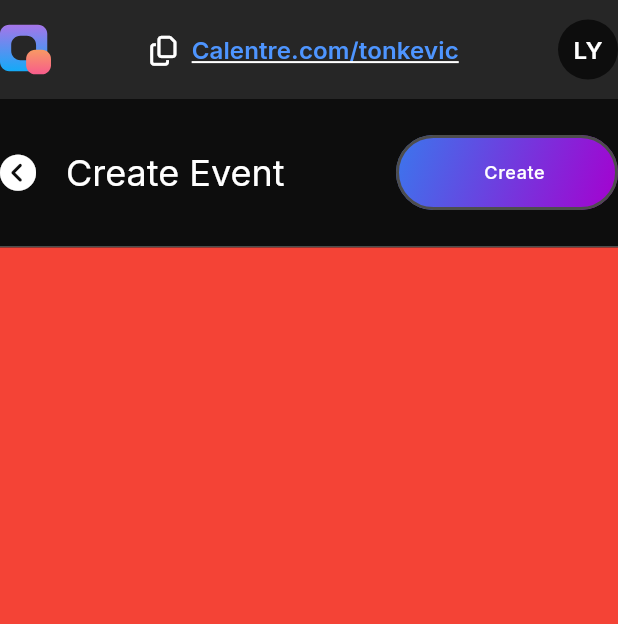
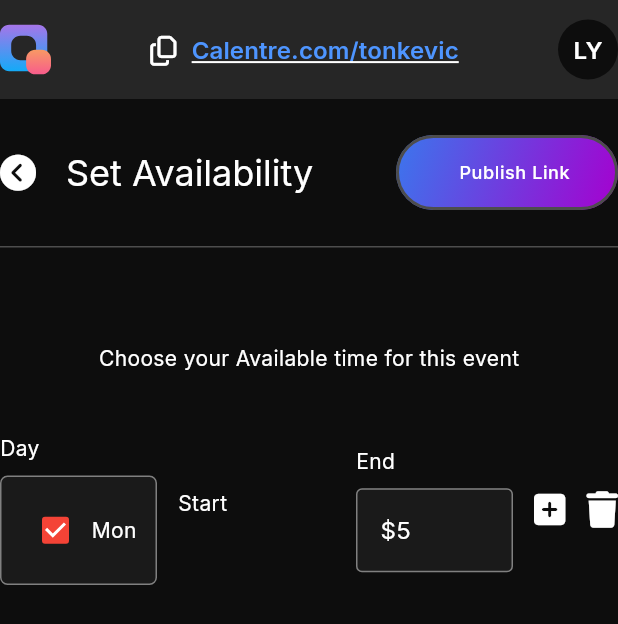
Before and after one commit to Calentre/calentre, a Flutter app: the SetAvailabilityView screen opened by its route, on a phone screen of 412 x 824 dp. Shown: the top 624 px of the screen. Run offline on Flutter 3.47's test engine with Material 2 defaults, Android fonts, the phone set to English and light mode, and no system bars; our stand-ins replace equatable, flutter_bloc, flutter_svg, font_awesome_flutter, go_router, google_fonts.

Commit message:
chore: add checkbox to Day column

```diff
--- a/lib/app/create_events/presentation/widget/form_fields.dart
+++ b/lib/app/create_events/presentation/widget/form_fields.dart
@@ -161,9 +161,6 @@ class _CreateEventFormFieldsState extends State<CreateEventFormFields> {
                   builder: (context, state) {
                 debugPrint("Event type rebuild");
                 debugPrint('$state');
-                print(BlocProvider.of<EventTypeDropDownBloc>(
-                  context,
-                ).dropDownValue);
                 var bloc = (BlocProvider.of<EventTypeDropDownBloc>(
                   context,
                 ));
--- a/lib/app/set_availability/presentation/set_availability_view.dart
+++ b/lib/app/set_availability/presentation/set_availability_view.dart
@@ -1,6 +1,7 @@
+import 'package:calentre/app/create_events/presentation/widget/event_type_drop_down.dart';
+import 'package:calentre/app/create_events/presentation/widget/platform_drop_down.dart';
 import 'package:calentre/config/constraints/constraints.dart';
 import 'package:calentre/config/extensions/spacing.dart';
-import 'package:calentre/config/routes/routes.dart';
 import 'package:calentre/config/theme/colors.dart';
 import 'package:calentre/shared/button.dart';
 import 'package:calentre/shared/navbar.dart';
@@ -10,6 +11,18 @@ import 'package:go_router/go_router.dart';
 
 class SetAvailabilityView extends StatelessWidget {
   const SetAvailabilityView({super.key});
+
+  Color getColor(Set<MaterialState> states) {
+    const Set<MaterialState> interactiveStates = <MaterialState>{
+      MaterialState.pressed,
+      MaterialState.hovered,
+      MaterialState.focused,
+    };
+    if (states.any(interactiveStates.contains)) {
+      return Colors.blue;
+    }
+    return Colors.red;
+  }
 
   @override
   Widget build(BuildContext context) {
@@ -35,12 +48,12 @@ class SetAvailabilityView extends StatelessWidget {
                             child: const FaIcon(
                                 FontAwesomeIcons.circleChevronLeft)),
                         const SizedBox().x20(),
-                        Text("Create Event",
+                        Text("Set Availability",
                             style: Theme.of(context).textTheme.headlineSmall),
                       ],
                     ),
                     AppButton(
-                      title: "Create",
+                      title: "Publish Link",
                       onPressed: () {},
                       gradient: true,
                       width: 100,
@@ -58,11 +71,97 @@ class SetAvailabilityView extends StatelessWidget {
                       ),
                     ),
                   )),
+              const SizedBox().y20(),
+              const SizedBox().y20(),
               Container(
                 width: 700,
                 padding: const EdgeInsets.symmetric(vertical: 24),
                 height: 700,
-                color: Colors.red,
+                child: Column(
+                  children: [
+                    const Padding(
+                      padding: EdgeInsets.only(bottom: 20.0),
+                      child: Text("Choose your Available time for this event"),
+                    ),
+                    const SizedBox().y20(),
+                    Row(
+                      mainAxisAlignment: MainAxisAlignment.spaceBetween,
+                      children: [
+                        Expanded(
+                          child: Column(
+                            crossAxisAlignment: CrossAxisAlignment.start,
+                            mainAxisSize: MainAxisSize.min,
+                            children: [
+                              Padding(
+                                padding: EdgeInsets.only(bottom: 8.0),
+                                child: Text("Day"),
+                              ),
+                              FormBorderCard(
+                                verticalPadding: 11.5,
+                                leftPadding: 12,
+                                width: double.maxFinite,
+                                child: Row(
+                                  children: [
+                                    Checkbox(
+                                      checkColor: Colors.white,
+                                      fillColor:
+                                          MaterialStateProperty.resolveWith(
+                                              getColor),
+                                      value: true,
+                                      onChanged: (bool? value) {
+                                        // setState(() {
+                                        //   isChecked = value!;
+                                        // });
+                                      },
+                                    ),
+                                    Text("Mon"),
+                                    SizedBox().x10(),
+                                  ],
+                                ),
+                              ),
+                            ],
+                          ),
+                        ),
+                        const SizedBox().x14(),
+                        Expanded(
+                            child: Column(
+                          crossAxisAlignment: CrossAxisAlignment.start,
+                          mainAxisSize: MainAxisSize.min,
+                          children: [
+                            Padding(
+                              padding: EdgeInsets.only(bottom: 8.0),
+                              child: Text("Start"),
+                            ),
+                            // EventTypeDropDown()
+                          ],
+                        )),
+                        const SizedBox().x14(),
+                        Expanded(
+                            child: Column(
+                          crossAxisAlignment: CrossAxisAlignment.start,
+                          mainAxisSize: MainAxisSize.min,
+                          children: [
+                            Padding(
+                              padding: EdgeInsets.only(bottom: 8.0),
+                              child: Text("End"),
+                            ),
+                            TextFormField(
+                              initialValue: "\$5",
+                              decoration: const InputDecoration(
+                                filled: true,
+                              ),
+                              cursorColor: AppColors.foundation.white,
+                            )
+                          ],
+                        )),
+                        const SizedBox().x14(),
+                        const FaIcon(FontAwesomeIcons.solidSquarePlus),
+                        const SizedBox().x14(),
+                        const FaIcon(FontAwesomeIcons.trash)
+                      ],
+                    ),
+                  ],
+                ),
               )
             ],
           ),
@@ -71,3 +170,39 @@ class SetAvailabilityView extends StatelessWidget {
     );
   }
 }
+
+class FormBorderCard extends StatelessWidget {
+  const FormBorderCard(
+      {super.key,
+      required this.child,
+      this.verticalPadding,
+      this.width,
+      this.leftPadding,
+      this.rightPadding});
+
+  final Widget child;
+  final double? verticalPadding;
+  final double? leftPadding;
+  final double? rightPadding;
+  final double? width;
+
+  @override
+  Widget build(BuildContext context) {
+    return Container(
+        width: width,
+        padding: EdgeInsets.only(
+            top: verticalPadding ?? 48,
+            bottom: verticalPadding ?? 48,
+            left: leftPadding ?? 0,
+            right: rightPadding ?? 0),
+        decoration: BoxDecoration(
+          color: AppColors.grey.s900,
+          borderRadius: BorderRadius.circular(5.0),
+          border: Border.all(
+            color: AppColors.grey.s500,
+            width: 1.0,
+          ),
+        ),
+        child: child);
+  }
+}
```
